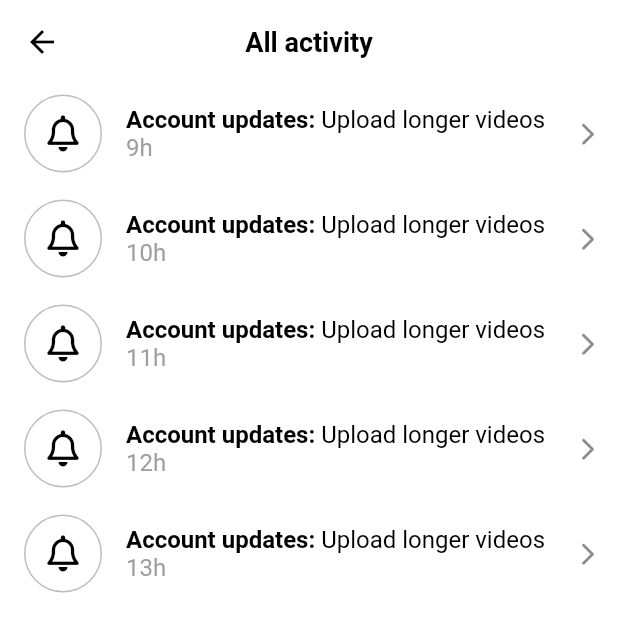
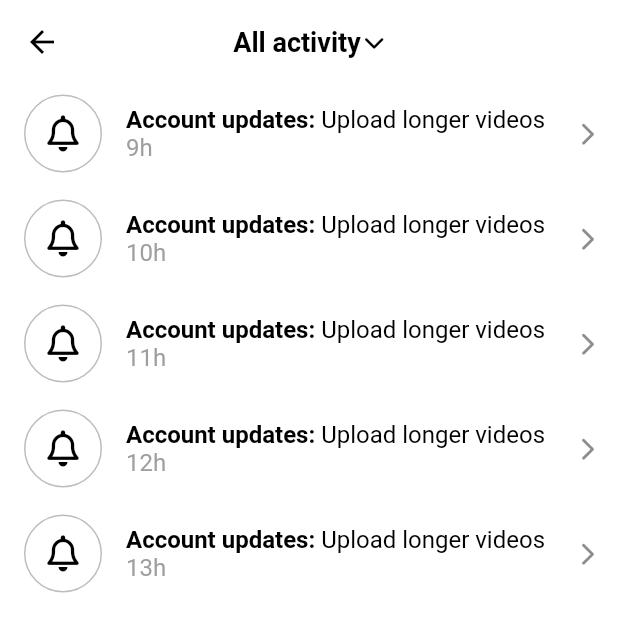
Before and after one commit to KyeongweonPark/tiktok_clone, a Flutter app: the ActivityScreen screen opened directly, scrolled down 676 dp, on a phone screen of 412 x 824 dp, the top half of it. Run offline on Flutter 3.47's test engine with Material 2 defaults, Android fonts, the phone set to English and light mode, and no system bars; our stand-ins replace font_awesome_flutter, video_player, visibility_detector; network calls fail.

```diff
--- a/lib/inbox/activity_screen.dart
+++ b/lib/inbox/activity_screen.dart
@@ -10,21 +10,98 @@ class ActivityScreen extends StatefulWidget {
   State<ActivityScreen> createState() => _ActivityScreenState();
 }
 
-class _ActivityScreenState extends State<ActivityScreen> {
+class _ActivityScreenState extends State<ActivityScreen>
+    with SingleTickerProviderStateMixin {
   final List<String> _notifications = List.generate(20, (index) => "${index}h");
+  final List<Map<String, dynamic>> _tabs = [
+    {
+      "title": "All activity",
+      "icon": FontAwesomeIcons.solidMessage,
+    },
+    {
+      "title": "Likes",
+      "icon": FontAwesomeIcons.solidHeart,
+    },
+    {
+      "title": "Comments",
+      "icon": FontAwesomeIcons.solidComments,
+    },
+    {
+      "title": "Mentions",
+      "icon": FontAwesomeIcons.at,
+    },
+    {
+      "title": "Followers",
+      "icon": FontAwesomeIcons.solidUser,
+    },
+    {
+      "title": "From TikTok",
+      "icon": FontAwesomeIcons.tiktok,
+    }
+  ];
+
+  bool _showBarrier = false;
+
+  late final AnimationController _animationController = AnimationController(
+    vsync: this,
+    duration: const Duration(milliseconds: 200),
+  );
+
+  late final Animation<double> _arrowAnimation =
+      Tween(begin: 0.0, end: 0.5).animate(_animationController);
+
+  late final Animation<Offset> _panelAnimation =
+      Tween(begin: const Offset(0, -1), end: Offset.zero)
+          .animate(_animationController);
+
+  late final Animation<Color?> _barrierAnimation = ColorTween(
+    begin: Colors.transparent,
+    end: Colors.black38,
+  ).animate(_animationController);
 
   void _onDismissed(String notification) {
     _notifications.remove(notification);
     setState(() {});
   }
 
+  void _toggleAnimations() async {
+    if (_animationController.isCompleted) {
+      await _animationController.reverse();
+    } else {
+      _animationController.forward();
+    }
+
+    setState(() {
+      _showBarrier = !_showBarrier;
+    });
+  }
+
   @override
   Widget build(BuildContext context) {
     return Scaffold(
         appBar: AppBar(
-          title: const Text("All activity"),
+          title: GestureDetector(
+            onTap: _toggleAnimations,
+            child: Row(
+              mainAxisSize: MainAxisSize.min,
+              mainAxisAlignment: MainAxisAlignment.center,
+              children: [
+                const Text("All activity"),
+                Gaps.h2,
+                RotationTransition(
+                  turns: _arrowAnimation,
+                  child: const FaIcon(
+                    FontAwesomeIcons.chevronDown,
+                    size: Sizes.size14,
                   ),
-        body: ListView(
+                )
+              ],
+            ),
+          ),
+        ),
+        body: Stack(
+          children: [
+            ListView(
               children: [
                 Gaps.v14,
                 Padding(
@@ -122,6 +199,49 @@ class _ActivityScreenState extends State<ActivityScreen> {
                     ),
                   )
               ],
+            ),
+            if (_showBarrier)
+              AnimatedModalBarrier(
+                color: _barrierAnimation,
+                dismissible: true,
+                onDismiss: _toggleAnimations,
+              ),
+            SlideTransition(
+              position: _panelAnimation,
+              child: Container(
+                decoration: const BoxDecoration(
+                  color: Colors.white,
+                  borderRadius: BorderRadius.only(
+                    bottomLeft: Radius.circular(Sizes.size5),
+                    bottomRight: Radius.circular(Sizes.size5),
+                  ),
+                ),
+                child: Column(
+                  mainAxisSize: MainAxisSize.min,
+                  children: [
+                    for (var tab in _tabs)
+                      ListTile(
+                          title: Row(
+                        children: [
+                          FaIcon(
+                            tab["icon"],
+                            color: Colors.black,
+                            size: Sizes.size16,
+                          ),
+                          Gaps.h20,
+                          Text(
+                            tab["title"],
+                            style: const TextStyle(
+                              fontWeight: FontWeight.bold,
+                            ),
+                          ),
+                        ],
+                      ))
+                  ],
+                ),
+              ),
+            ),
+          ],
         ));
   }
 }
--- a/lib/main.dart
+++ b/lib/main.dart
@@ -1,7 +1,6 @@
 import 'package:flutter/material.dart';
 import 'package:tiktok_clone/constants/sizes.dart';
 import 'package:tiktok_clone/features/main_navigation/main_navigation_screen.dart';
-import 'package:tiktok_clone/inbox/activity_screen.dart';
 
 void main() {
   runApp(const MyApp());
@@ -33,7 +32,7 @@ class MyApp extends StatelessWidget {
               fontWeight: FontWeight.w600,
             ),
           )),
-      home: const ActivityScreen(),
+      home: const MainNavigationScreen(),
     );
   }
 }
```
Also changed, not shown: lib/inbox/chats_screen.dart (added, +66 -0 lines), lib/inbox/inbox_screen.dart (+17 -4 lines). Lines whose indentation alone changed are shown as unchanged.
